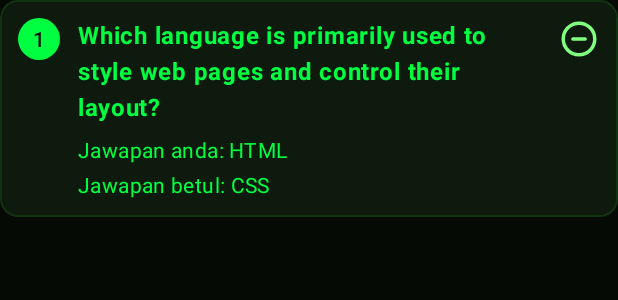
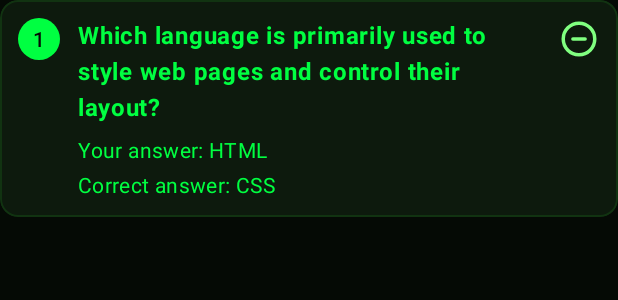
Before and after one commit to Ezzy1o/smart-trivia-hub, an Android app: the layout item_breakdown.xml on its own in the app's theme, with its tools: preview values and no code run, on a phone screen of 412 x 824 dp. Shown: the top 300 px of the screen. Run offline under Robolectric (Android 15) with nearby library versions, the phone set to English and light mode, and no system bars; network calls fail.

Commit message:
Latest 2.0

```diff
--- a/app/src/main/res/layout/item_breakdown.xml
+++ b/app/src/main/res/layout/item_breakdown.xml
@@ -3,8 +3,7 @@
     xmlns:app="http://schemas.android.com/apk/res-auto"
     xmlns:tools="http://schemas.android.com/tools">
 
-    <!-- Satu kad breakdown. ResultActivity inflate satu untuk setiap soalan dan tambah
-         ke layout_breakdown. Teks soalan dibungkus (wrap) ke baris seterusnya. -->
+    <!-- Single breakdown card. ResultActivity inflates one for each question and adds to layout_breakdown. -->
     <com.google.android.material.card.MaterialCardView
         style="?attr/materialCardViewOutlinedStyle"
         android:layout_width="match_parent"
@@ -65,7 +64,7 @@
                 app:layout_constraintEnd_toEndOf="@id/tv_item_question"
                 app:layout_constraintStart_toStartOf="@id/tv_item_question"
                 app:layout_constraintTop_toBottomOf="@id/tv_item_question"
-                tools:text="Jawapan anda: HTML" />
+                tools:text="Your answer: HTML" />
 
             <TextView
                 android:id="@+id/tv_item_correct_answer"
@@ -77,7 +76,7 @@
                 app:layout_constraintEnd_toEndOf="@id/tv_item_question"
                 app:layout_constraintStart_toStartOf="@id/tv_item_question"
                 app:layout_constraintTop_toBottomOf="@id/tv_item_your_answer"
-                tools:text="Jawapan betul: CSS" />
+                tools:text="Correct answer: CSS" />
 
         </androidx.constraintlayout.widget.ConstraintLayout>
     </com.google.android.material.card.MaterialCardView>
```
